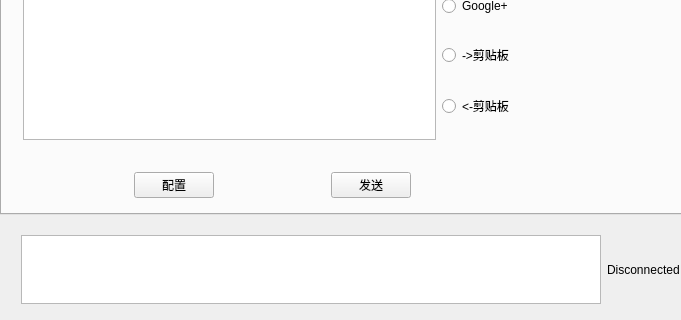
This is t1wrenchmainwindow.ui in baohaojun/system-config as Qt 5 draws it before an edit; both pictures show x 0 to 681 and y 276 to 596 of the 782 by 596 pixel window. The edited form follows.
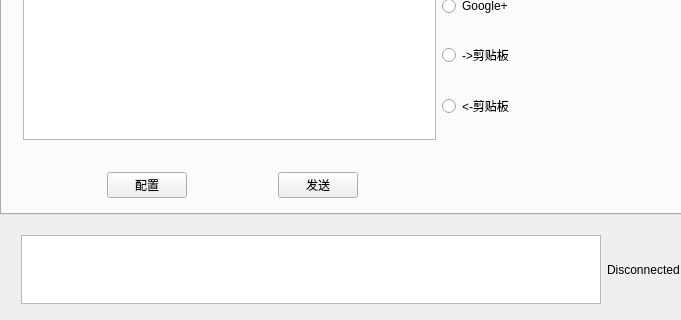
This is the edited form. Icons and pictures are not drawn.

```diff
--- a/t1wrenchmainwindow.ui
+++ b/t1wrenchmainwindow.ui
@@ -119,7 +119,7 @@
        <rect>
         <x>10</x>
         <y>410</y>
-        <width>521</width>
+        <width>441</width>
         <height>51</height>
        </rect>
       </property>
```
Left out of the diff: 18 changed lines with no effect on the pictures.
